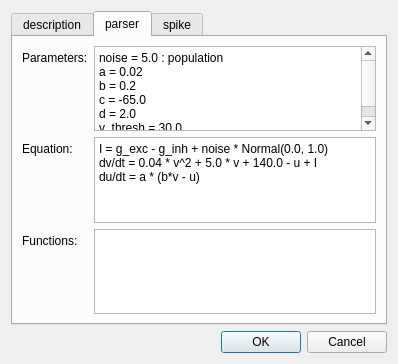
The window that ANNarchyUI/ui/Neuron_Definition.ui (founderznd/PycharmProjects) describes before a commit, drawn with Qt 5.
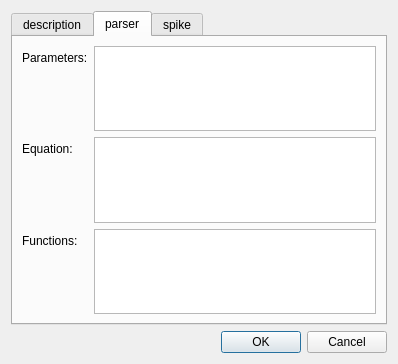
The same window after the commit. The open tabs and pages were chosen to show the change.

What changed in the file:
```diff
--- a/ANNarchyUI/ui/Neuron_Definition.ui
+++ b/ANNarchyUI/ui/Neuron_Definition.ui
@@ -107,21 +107,14 @@
        <item row="1" column="1">
         <widget class="QPlainTextEdit" name="parameter">
          <property name="plainText">
-          <string>noise = 5.0 : population
-a = 0.02
-b = 0.2
-c = -65.0
-d = 2.0
-v_thresh = 30.0</string>
+          <string/>
          </property>
         </widget>
        </item>
        <item row="2" column="1">
         <widget class="QPlainTextEdit" name="equation">
          <property name="plainText">
-          <string>I = g_exc - g_inh + noise * Normal(0.0, 1.0)
-dv/dt = 0.04 * v^2 + 5.0 * v + 140.0 - u + I
-du/dt = a * (b*v - u)</string>
+          <string/>
          </property>
         </widget>
        </item>
```
Left out of the diff: 7 changed lines with no effect on the pictures.
